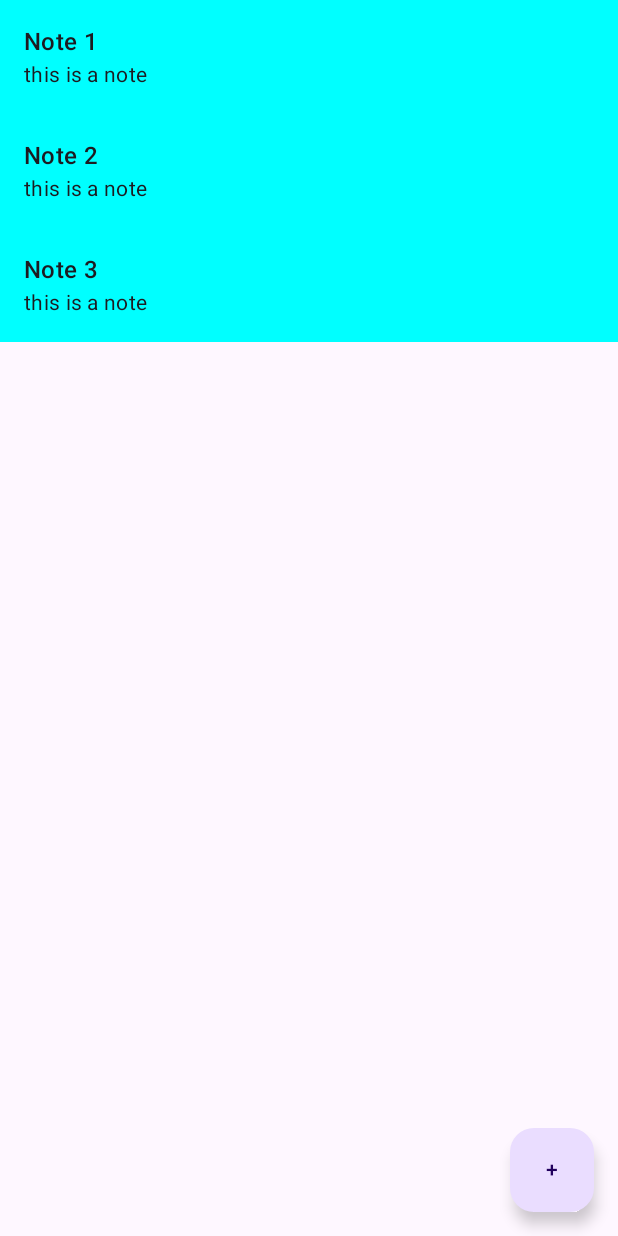
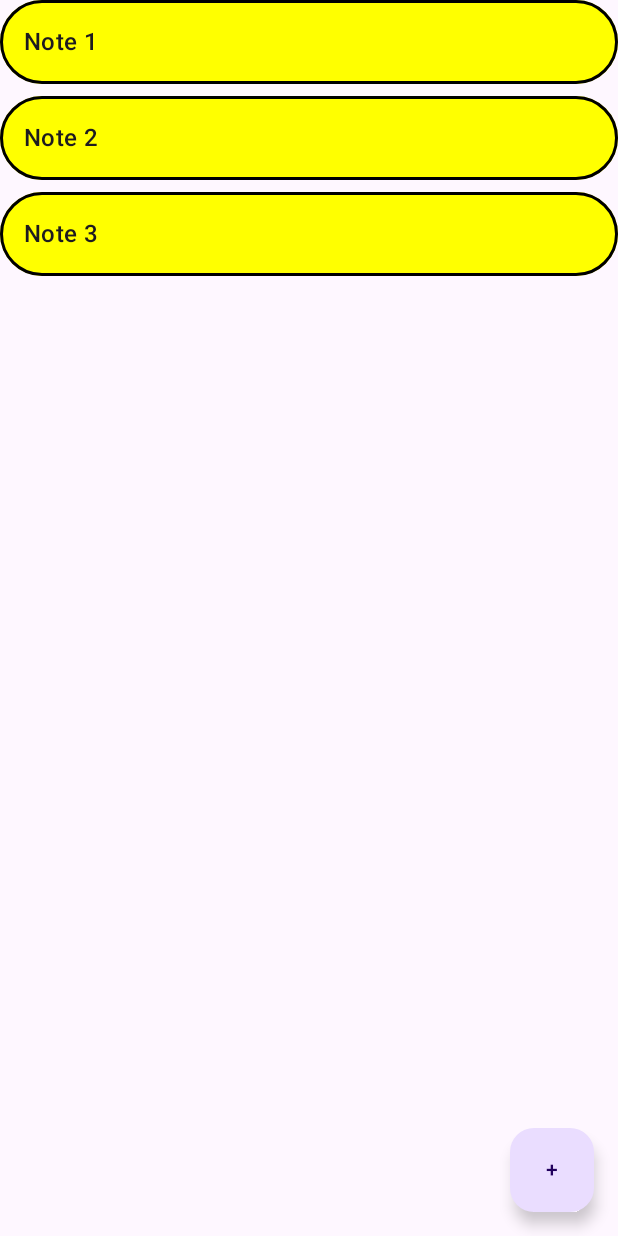
Before and after one commit to Abhishek-Bharti-1/NotesApp, an Android app built with Jetpack Compose: the screen it shows after launch (MainActivity), after a tap on "Note 1", on a phone screen of 412 x 824 dp. Run offline under Robolectric (Android 15) with nearby library versions, the phone set to English and light mode, and no system bars.

Commit message:
Final Commit Notes Application

```diff
--- a/app/src/main/java/com/example/notesapplication/MainActivity.kt
+++ b/app/src/main/java/com/example/notesapplication/MainActivity.kt
@@ -1,17 +1,21 @@
 package com.example.notesapplication
 
+import android.graphics.drawable.shapes.OvalShape
 import android.os.Bundle
 import android.widget.Toast
 import androidx.activity.ComponentActivity
 import androidx.activity.compose.setContent
 import androidx.activity.enableEdgeToEdge
 import androidx.compose.foundation.background
+import androidx.compose.foundation.border
 import androidx.compose.foundation.clickable
+import androidx.compose.foundation.layout.Arrangement
 import androidx.compose.foundation.layout.Column
 import androidx.compose.foundation.layout.fillMaxWidth
 import androidx.compose.foundation.layout.padding
 import androidx.compose.foundation.lazy.LazyColumn
 import androidx.compose.foundation.lazy.items
+import androidx.compose.foundation.shape.CircleShape
 import androidx.compose.material3.AlertDialog
 import androidx.compose.material3.FloatingActionButton
 import androidx.compose.material3.MaterialTheme
@@ -79,20 +83,20 @@ fun HomePage(homeViewModel: HomeViewModel = viewModel()) {
 
 @Composable
 fun NotesList(notes: List<Note>, onNoteClick: (Note) -> Unit) {
-    LazyColumn {
+    LazyColumn(
+        verticalArrangement = Arrangement.spacedBy(8.dp),
+    ) {
+
         items(notes) { note ->
             Column(
-                modifier = Modifier.fillMaxWidth().background(color = Color.Cyan)
+                modifier = Modifier.fillMaxWidth().background(color = Color.Yellow, shape = CircleShape) .border(width = 2.dp, color = Color.Black, shape = CircleShape)
                     .padding(16.dp).clickable { onNoteClick(note) }
             ) {
             Text(
                 text = note.title,
                 style = MaterialTheme.typography.titleMedium
             )
-                Text(
-                    text = note.content,
-                    style = MaterialTheme.typography.bodyMedium
-                )
+
             }
         }
     }
--- a/app/src/main/java/com/example/notesapplication/viewModels/HomeViewModel.kt
+++ b/app/src/main/java/com/example/notesapplication/viewModels/HomeViewModel.kt
@@ -10,9 +10,9 @@ import com.example.notesapplication.data.Note
 class HomeViewModel : ViewModel() {
 
     private val _notes = mutableStateListOf(
-        Note(title = "Note 1", content = "this is a note"),
-        Note(title = "Note 2", content = "this is a note"),
-        Note(title = "Note 3", content = "this is a note"),
+        Note(title = "Note 1", content = "this is a note 1"),
+        Note(title = "Note 2", content = "this is a note 2"),
+        Note(title = "Note 3", content = "this is a note 3"),
     )
     val notes : List<Note> get() = _notes
 
```
